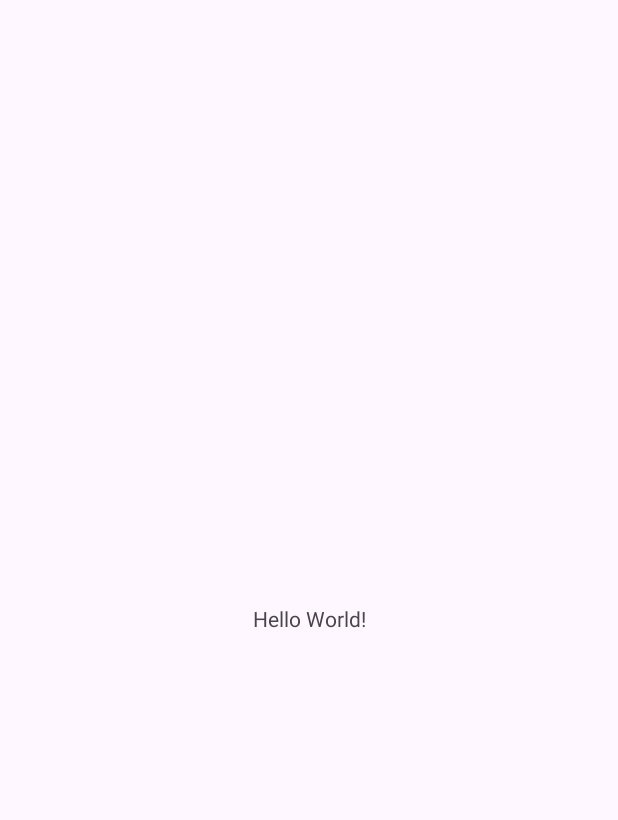
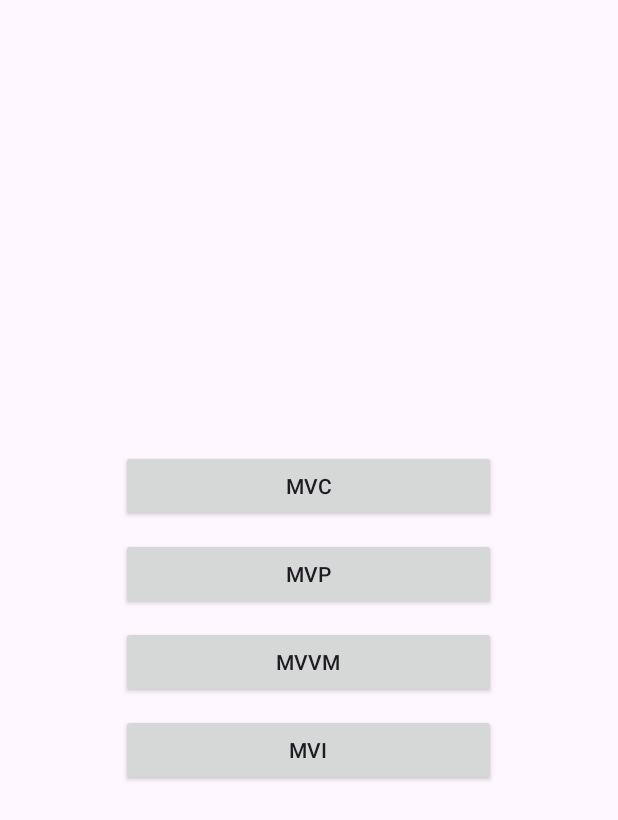
Before and after one commit to 1three/kotlin-random-image, an Android app: the screen it shows after launch (MainActivity), on a phone screen of 412 x 824 dp. Before the commit the part shown is almost empty. Shown: the top 820 px of the screen. Run offline under Robolectric (Android 15) with nearby library versions, the phone set to English and light mode, and no system bars; our stand-ins replace data binding.

Commit message:
feat: 기본 세팅

```diff
--- a/app/src/main/java/fastcampus/part3/random_image/MainActivity.kt
+++ b/app/src/main/java/fastcampus/part3/random_image/MainActivity.kt
@@ -2,6 +2,7 @@ package fastcampus.part3.random_image
 
 import androidx.appcompat.app.AppCompatActivity
 import android.os.Bundle
+import fastcampus.part3.random_image.databinding.ActivityMainBinding
 
 /**
  * 랜덤 이미지 추출 앱
@@ -15,8 +16,18 @@ import android.os.Bundle
  * */
 
 class MainActivity : AppCompatActivity() {
+    private lateinit var binding: ActivityMainBinding
+
     override fun onCreate(savedInstanceState: Bundle?) {
         super.onCreate(savedInstanceState)
-        setContentView(R.layout.activity_main)
+        binding = ActivityMainBinding.inflate(layoutInflater).also {
+            setContentView(it.root)
+            it.view = this
+        }
     }
+
+    fun openMvc() {}
+    fun openMvp() {}
+    fun openMvvm() {}
+    fun openMvi() {}
 }
--- a/app/src/main/res/layout/activity_main.xml
+++ b/app/src/main/res/layout/activity_main.xml
@@ -1,18 +1,49 @@
 <?xml version="1.0" encoding="utf-8"?>
-<androidx.constraintlayout.widget.ConstraintLayout xmlns:android="http://schemas.android.com/apk/res/android"
+<layout xmlns:android="http://schemas.android.com/apk/res/android"
     xmlns:app="http://schemas.android.com/apk/res-auto"
-    xmlns:tools="http://schemas.android.com/tools"
-    android:layout_width="match_parent"
-    android:layout_height="match_parent"
-    tools:context=".MainActivity">
+    xmlns:tools="http://schemas.android.com/tools">
 
-    <TextView
-        android:layout_width="wrap_content"
-        android:layout_height="wrap_content"
-        android:text="Hello World!"
-        app:layout_constraintBottom_toBottomOf="parent"
-        app:layout_constraintEnd_toEndOf="parent"
-        app:layout_constraintStart_toStartOf="parent"
-        app:layout_constraintTop_toTopOf="parent" />
+    <data>
 
-</androidx.constraintlayout.widget.ConstraintLayout>
+        <variable
+            name="view"
+            type="fastcampus.part3.random_image.MainActivity" />
+
+    </data>
+
+    <LinearLayout
+        android:layout_width="match_parent"
+        android:layout_height="match_parent"
+        android:gravity="center"
+        android:orientation="vertical"
+        tools:context=".MainActivity">
+
+        <androidx.appcompat.widget.AppCompatButton
+            android:layout_width="250dp"
+            android:layout_height="wrap_content"
+            android:layout_margin="5dp"
+            android:onClick="@{()-> view.openMvc()}"
+            android:text="@string/pattern_mvc" />
+
+        <androidx.appcompat.widget.AppCompatButton
+            android:layout_width="250dp"
+            android:layout_height="wrap_content"
+            android:layout_margin="5dp"
+            android:onClick="@{()-> view.openMvp()}"
+            android:text="@string/pattern_mvp" />
+
+        <androidx.appcompat.widget.AppCompatButton
+            android:layout_width="250dp"
+            android:layout_height="wrap_content"
+            android:layout_margin="5dp"
+            android:onClick="@{()-> view.openMvvm()}"
+            android:text="@string/pattern_mvvm" />
+
+        <androidx.appcompat.widget.AppCompatButton
+            android:layout_width="250dp"
+            android:layout_height="wrap_content"
+            android:layout_margin="5dp"
+            android:onClick="@{()-> view.openMvi()}"
+            android:text="@string/pattern_mvi" />
+    </LinearLayout>
+</layout>
--- a/app/src/main/res/values/strings.xml
+++ b/app/src/main/res/values/strings.xml
@@ -1,3 +1,9 @@
 <resources>
     <string name="app_name">random_image</string>
+    <string name="pattern_mvc">MVC</string>
+    <string name="pattern_mvp">MVP</string>
+    <string name="pattern_mvvm">MVVM</string>
+    <string name="pattern_mvi">MVI</string>
+    <string name="text_loadImage">Load 0 images...</string>
+    <string name="button_loadImage">이미지 불러오기</string>
 </resources>
```
Also changed, not shown: app/build.gradle.kts (+10 -2 lines), app/src/main/java/fastcampus/part3/random_image/Image.kt (added, +15 -0 lines), app/src/main/java/fastcampus/part3/random_image/ImageService.kt (added, +11 -0 lines), app/src/main/java/fastcampus/part3/random_image/RetrofitManager.kt (added, +25 -0 lines).
